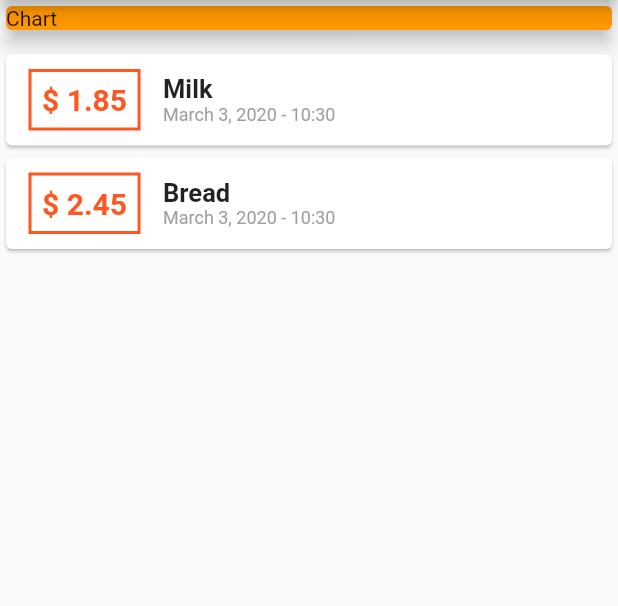
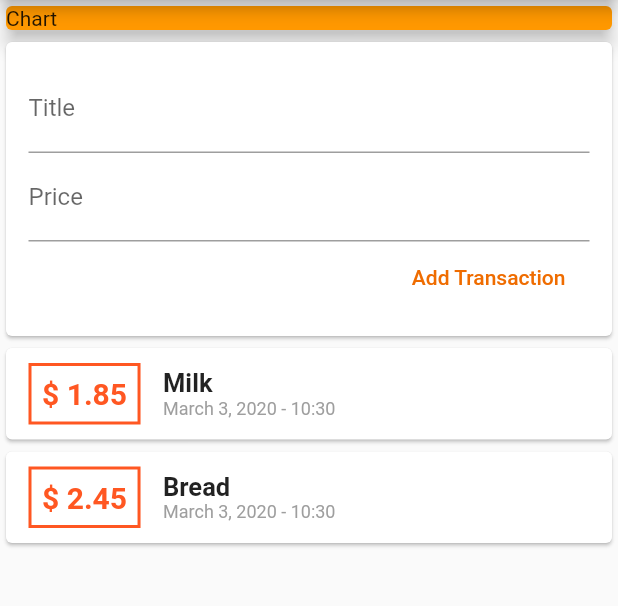
Before and after one commit to t-kowalewski/my_expenses, a Flutter app: the screen it shows after launch, on a phone screen of 412 x 824 dp, the part 84-690 px from its top. Run offline on Flutter 3.47's test engine with Material 2 defaults, Android fonts, the phone set to English and light mode, and no system bars.

Commit message:
add input textfields & styling

```diff
--- a/lib/main.dart
+++ b/lib/main.dart
@@ -56,8 +56,40 @@ class MyHomePage extends StatelessWidget {
 
           // Input
           Card(
-            child: Column(
-              children: <Widget>[],
+            child: Container(
+              margin: EdgeInsets.all(15),
+              child: Column(
+                crossAxisAlignment: CrossAxisAlignment.end,
+                children: <Widget>[
+                  TextField(
+                    cursorColor: Colors.orange,
+                    decoration: InputDecoration(
+                      labelText: 'Title',
+                      focusedBorder: UnderlineInputBorder(
+                        borderSide: BorderSide(
+                          color: Colors.orange[800],
+                        ),
+                      ),
+                    ),
+                  ),
+                  TextField(
+                    cursorColor: Colors.orange,
+                    decoration: InputDecoration(
+                      labelText: 'Price',
+                      focusedBorder: UnderlineInputBorder(
+                        borderSide: BorderSide(
+                          color: Colors.orange[800],
+                        ),
+                      ),
+                    ),
+                  ),
+                  FlatButton(
+                    child: Text('Add Transaction'),
+                    textColor: Colors.orange[800],
+                    onPressed: () {},
+                  )
+                ],
+              ),
             ),
           ),
 
```
